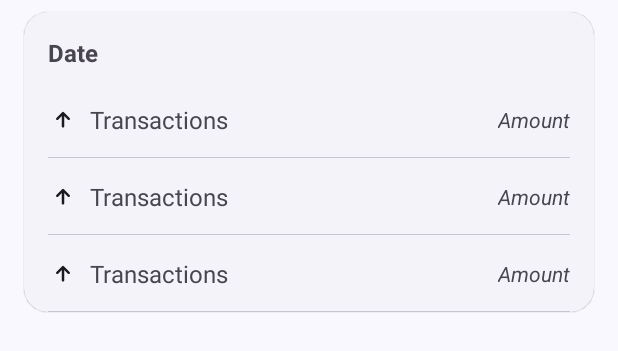
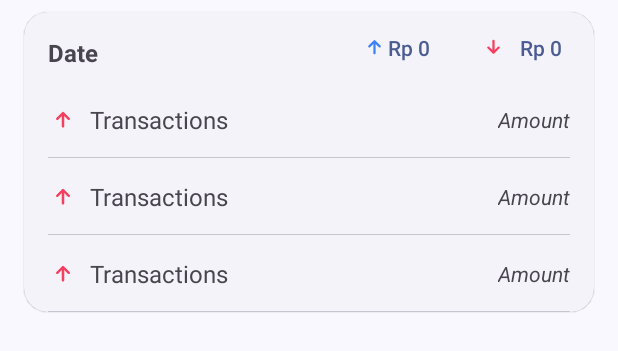
Before and after one commit to CekDuit/android, an Android app: the layout transactions_list.xml on its own in the app's theme, with its tools: preview values and no code run, on a phone screen of 412 x 824 dp. Shown: the top 351 px of the screen. Run offline under Robolectric (Android 15) with nearby library versions, the phone set to English and light mode, and no system bars.

Commit message:
Remove unused layout and add transaction diff

```diff
--- a/app/build.gradle.kts
+++ b/app/build.gradle.kts
@@ -16,7 +16,7 @@ android {
 
         testInstrumentationRunner = "androidx.test.runner.AndroidJUnitRunner"
 
-        resourceConfigurations.addAll(listOf("en", "id"))
+        resourceConfigurations.addAll(listOf("en_US", "in"))
     }
 
     signingConfigs {
--- a/app/src/main/java/com/cekduit/app/testdir/DummyData.kt
+++ b/app/src/main/java/com/cekduit/app/testdir/DummyData.kt
@@ -11,7 +11,7 @@ class TransactionDummy {
             Transaction(
                 amount = 10000.0,
                 description = "Makanan",
-                type = TransactionType.INCOME,
+                type = TransactionType.EXPENSE,
                 createdAt = System.currentTimeMillis(),
                 timestamp = System.currentTimeMillis(),
                 transactionId = "1"
@@ -27,7 +27,7 @@ class TransactionDummy {
             Transaction(
                 amount = 10000.0,
                 description = "Makanan",
-                type = TransactionType.INCOME,
+                type = TransactionType.EXPENSE,
                 createdAt = System.currentTimeMillis(),
                 timestamp = System.currentTimeMillis(),
                 transactionId = "1"
--- a/app/src/main/java/com/cekduit/app/ui/settings/SettingsActivity.kt
+++ b/app/src/main/java/com/cekduit/app/ui/settings/SettingsActivity.kt
@@ -2,6 +2,7 @@ package com.cekduit.app.ui.settings
 
 import android.content.res.Configuration
 import android.os.Bundle
+import android.util.Log
 import androidx.activity.enableEdgeToEdge
 import androidx.activity.viewModels
 import androidx.appcompat.app.AppCompatActivity
@@ -46,7 +47,6 @@ class SettingsActivity : AppCompatActivity() {
                     val appLocale: LocaleListCompat = LocaleListCompat.forLanguageTags("en_US")
                     AppCompatDelegate.setApplicationLocales(appLocale)
                 }
-
                 R.id.idLocaleButton -> {
                     val appLocale: LocaleListCompat = LocaleListCompat.forLanguageTags("in")
                     AppCompatDelegate.setApplicationLocales(appLocale)
--- a/app/src/main/res/layout/transaction_item.xml
+++ b/app/src/main/res/layout/transaction_item.xml
@@ -2,13 +2,17 @@
 <androidx.constraintlayout.widget.ConstraintLayout xmlns:android="http://schemas.android.com/apk/res/android"
     xmlns:app="http://schemas.android.com/apk/res-auto"
     android:layout_width="match_parent"
+    android:clickable="true"
+    android:focusable="true"
+    android:paddingHorizontal="@dimen/activity_horizontal_margin"
+    android:background="?android:attr/selectableItemBackground"
     android:layout_height="wrap_content">
 
     <ImageView
         android:id="@+id/imageView"
         android:layout_width="20dp"
         android:layout_height="wrap_content"
-        app:tint="@color/md_theme_onSurface"
+        app:tint="@color/rose"
         android:src="@drawable/rounded_arrow_upward_alt_24"
         app:layout_constraintBottom_toBottomOf="parent"
         app:layout_constraintStart_toStartOf="parent"
--- a/app/src/main/res/layout/transactions_list.xml
+++ b/app/src/main/res/layout/transactions_list.xml
@@ -13,9 +13,7 @@
     <androidx.constraintlayout.widget.ConstraintLayout
         android:layout_width="match_parent"
         android:layout_height="wrap_content"
-        android:orientation="vertical"
-        android:paddingHorizontal="16dp"
-        android:paddingTop="16dp">
+        android:orientation="vertical">
 
         <TextView
             android:id="@+id/tvDate"
@@ -24,7 +22,34 @@
             android:text="@string/date"
             android:textSize="16sp"
             android:textStyle="bold"
+            android:layout_marginVertical="@dimen/activity_vertical_margin"
+            android:layout_marginStart="@dimen/activity_horizontal_margin"
             app:layout_constraintStart_toStartOf="parent"
+            app:layout_constraintTop_toTopOf="parent" />
+
+        <com.google.android.material.button.MaterialButton
+            android:id="@+id/totalIncome"
+            style="@style/Widget.Material3.Button.TextButton"
+            android:layout_width="wrap_content"
+            android:layout_height="wrap_content"
+            android:text="Rp 0"
+            app:iconGravity="textStart"
+            app:icon="@drawable/rounded_arrow_upward_alt_24"
+            app:iconPadding="0dp"
+            app:iconTint="@color/blue_primary"
+            app:layout_constraintEnd_toStartOf="@id/totalExpense"
+            app:layout_constraintTop_toTopOf="parent" />
+
+        <com.google.android.material.button.MaterialButton
+            android:id="@+id/totalExpense"
+            style="@style/Widget.Material3.Button.TextButton"
+            android:layout_width="wrap_content"
+            android:layout_height="wrap_content"
+            app:iconTint="@color/rose"
+            app:iconPadding="0dp"
+            app:icon="@drawable/rounded_arrow_downward_alt_24"
+            android:text="Rp 0"
+            app:layout_constraintEnd_toEndOf="parent"
             app:layout_constraintTop_toTopOf="parent" />
 
         <androidx.recyclerview.widget.RecyclerView
--- a/app/src/main/res/values/colors.xml
+++ b/app/src/main/res/values/colors.xml
@@ -1,4 +1,5 @@
 <resources>
+    <color name="rose">#F43f5E</color>
     <color name="blue_primary">#3B82F6</color>
     <color name="md_theme_primary">#4B5C92</color>
     <color name="md_theme_onPrimary">#FFFFFF</color>
--- a/app/src/main/res/values/strings.xml
+++ b/app/src/main/res/values/strings.xml
@@ -1,3 +1,4 @@
+<?xml version="1.0" encoding="utf-8"?>
 <resources>
     <string name="app_name" translatable="false">Cek Duit</string>
     <string name="settings">Settings</string>
@@ -22,5 +23,4 @@
     <string name="language">Language</string>
     <string name="appearance">Appearance</string>
     <string name="reminder">Reminder</string>
-    <string name="list_item_setting_icon">List item setting icon</string>
 </resources>
--- a/app/src/main/res/xml/locales_config.xml
+++ b/app/src/main/res/xml/locales_config.xml
@@ -1,5 +1,5 @@
 <?xml version="1.0" encoding="utf-8"?>
 <locale-config xmlns:android="http://schemas.android.com/apk/res/android">
-    <locale android:name="en-GB"/>
-    <locale android:name="id"/>
+    <locale android:name="en_US"/>
+    <locale android:name="in"/>
 </locale-config>
```
Also changed, not shown: app/src/main/java/com/cekduit/app/ui/adapter/TransactionItemAdapter.kt (+9 -5 lines), app/src/main/java/com/cekduit/app/ui/adapter/TransactionsListAdapter.kt (+9 -2 lines), app/src/main/java/com/cekduit/app/ui/settings/SettingsViewModel.kt (+0 -8 lines), app/src/main/res/layout/list_item_setting.xml (deleted, +0 -24 lines).
